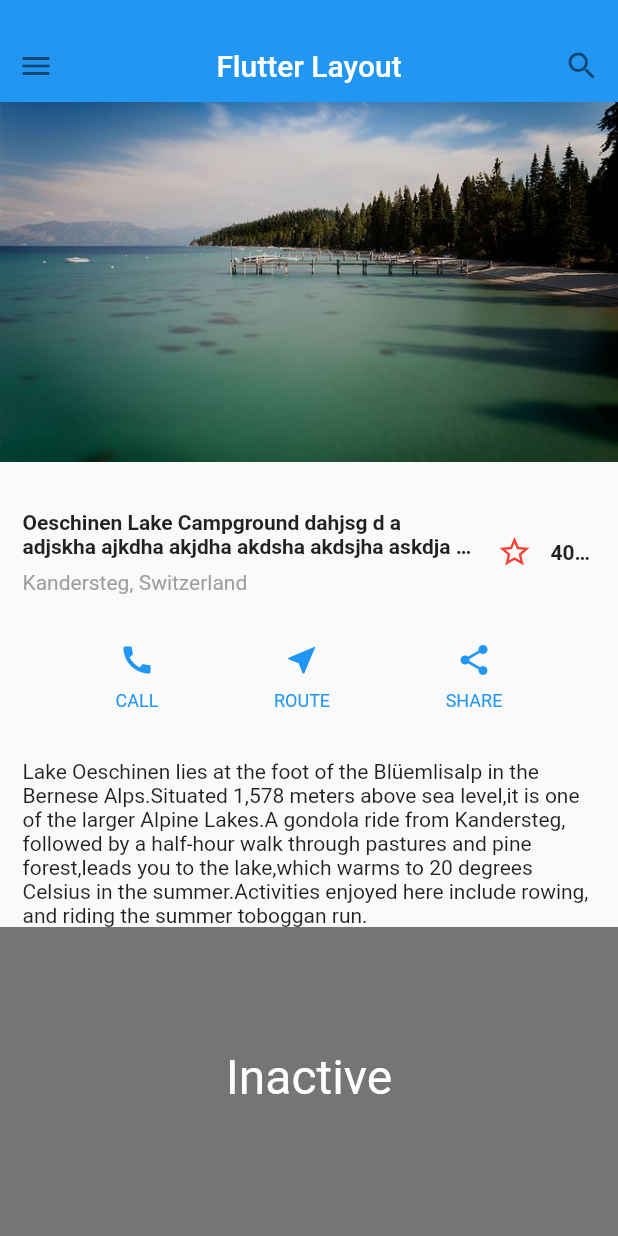
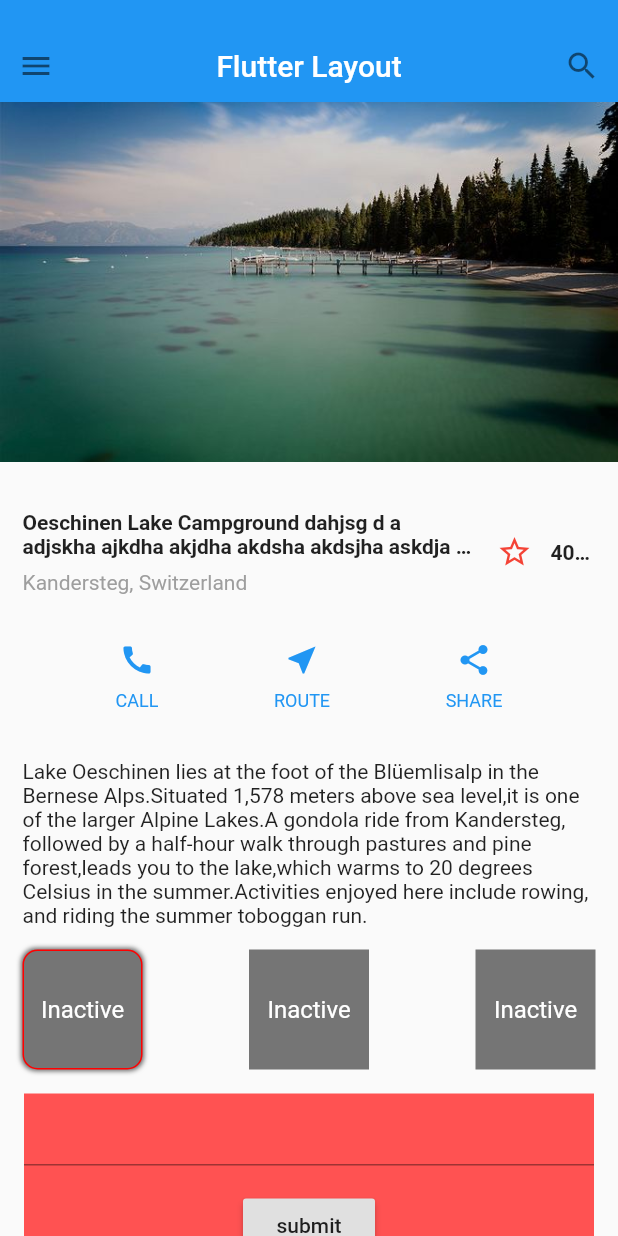
Before and after one commit to qijinfeng/FlutterLayout, a Flutter app: the screen it shows after launch, after a tap on the "star" icon, on a phone screen of 412 x 824 dp. Run offline on Flutter 3.47's test engine with Material 2 defaults, Android fonts, the phone set to English and light mode, and no system bars.

Commit message:
tap放在一行，实现大小的控制

```diff
--- a/lib/main.dart
+++ b/lib/main.dart
@@ -39,9 +39,7 @@ class MyApp extends StatelessWidget {
                     new TitleSectionWidget(),
                     new ButtonSectionWidget(),
                     new TextSectionWidget(),
-                    new TapBoxA(),
-                    new TapBParentWidget(),
-                    new TapCParentWidget(),
+                    new TapRow(),
                     new FormWidget(),
                   ],
                 ),
@@ -185,7 +183,8 @@ class TextSectionWidget extends StatelessWidget {
   @override
   Widget build(BuildContext context) {
     return new Container(
-      padding: const EdgeInsets.only(top: 32.0, left: 15.0, right: 15.0),
+      padding: const EdgeInsets.only(
+          top: 32.0, left: 15.0, right: 15.0, bottom: 15),
       child: new Text(
         '''Lake Oeschinen lies at the foot of the Blüemlisalp in the Bernese Alps.Situated 1,578 meters above sea level,it is one of the larger Alpine Lakes.A gondola ride from Kandersteg, followed by a half-hour walk through pastures and pine forest,leads you to the lake,which warms to 20 degrees Celsius in the summer.Activities enjoyed here include rowing, and riding the summer toboggan run.''',
         softWrap: true,
@@ -253,6 +252,28 @@ class _FavoriteWidgetState extends State<FavoriteWidget> {
   }
 }
 
+
+//-----------------------------Tap----------------------------------
+
+class TapRow extends StatelessWidget {
+  @override
+  Widget build(BuildContext context) {
+    return new Container(
+      margin: const EdgeInsets.symmetric(horizontal: 15),
+      child: Row(
+        mainAxisSize: MainAxisSize.min,
+        crossAxisAlignment: CrossAxisAlignment.center,
+        mainAxisAlignment: MainAxisAlignment.spaceBetween,
+        children: <Widget>[
+          new TapBoxA(),
+          new TapBParentWidget(),
+          new TapCParentWidget()
+        ],
+      ),
+    );
+  }
+}
+
 // TapBoxA 管理自身状态.
 
 //------------------------- TapBoxA ----------------------------------
@@ -283,12 +304,25 @@ class _TapBoxAState extends State<TapBoxA> {
         child: new Center(
           child: new Text(
             _active ? 'Active' : 'Inactive',
-              style: new TextStyle(fontSize: 32.0, color: Colors.white),
-            )),
-        width: 200,
-        height: 200,
+            style: new TextStyle(fontSize: 16.0, color: Colors.white),
+          ),
+        ),
+        width: 80,
+        height: 80,
         decoration: new BoxDecoration(
-            color: _active ? Colors.lightGreen[700] : Colors.grey[600]
+          //borderRadius: new BorderRadius.circular(20),
+          border: new Border.all(color: Color(0xFFFF0000), width: 1),
+          borderRadius: const BorderRadius.all(Radius.elliptical(10, 10)),
+          color: _active ? Colors.lightGreen[700] : Colors.grey[600],
+          // 生成俩层阴影，一层绿，一层黄， 阴影位置由offset决定,阴影模糊层度由blurRadius大小决定（大就更透明更扩散），阴影模糊大小由spreadRadius决定
+          boxShadow: [
+            BoxShadow(color: Color(0x99000000),
+                offset: Offset(0, 0),
+                //offset-x横向阴影的大小，正值阴影在右边，负值阴影在左边，0的时候阴影中盒子后面，看不见的，如果有blur-radius值会有模糊效果。offset-y,纵向阴影的大小
+                blurRadius: 2.0,
+                //阴影的模糊程度，值越大，阴影越模糊
+                spreadRadius: 1.0), //阴影的扩大缩小，正值时，阴影扩大；负值时，阴影缩小，默认为0，和盒子同样大
+          ],
         ),
       ),
     );
@@ -347,11 +381,11 @@ class TapBoxB extends StatelessWidget {
         child: new Center(
           child: new Text(
             active ? 'Active' : 'Inactive',
-            style: new TextStyle(fontSize: 32.0, color: Colors.white),
+            style: new TextStyle(fontSize: 16.0, color: Colors.white),
           ),
         ),
-        width: 200.0,
-        height: 200.0,
+        width: 80.0,
+        height: 80.0,
         decoration: new BoxDecoration(
           color: active ? Colors.lightGreen[700] : Colors.grey[600],
         ),
@@ -447,10 +481,10 @@ class _TapBoxCState extends State<TapBoxC> {
       child: new Container(
         child: new Center(
           child: new Text(widget.active ? 'Active' : 'Inactive',
-              style: new TextStyle(fontSize: 32.0, color: Colors.white)),
+              style: new TextStyle(fontSize: 16.0, color: Colors.white)),
         ),
-        width: 200.0,
-        height: 200.0,
+        width: 80.0,
+        height: 80.0,
         decoration: new BoxDecoration(
           color: widget.active ? Colors.lightGreen[700] : Colors.grey[600],
           border: _highlight ? new Border.all(
@@ -475,9 +509,15 @@ class _FormWidgetState extends State<FormWidget> {
 
   @override
   Widget build(BuildContext context) {
-    return new Form(
+    return
+      new Container(
+        decoration: new BoxDecoration(
+          color: Colors.redAccent
+        ),
+        margin: const EdgeInsets.all(16),
+        child: new Form(
           child: new Column(
-          crossAxisAlignment: CrossAxisAlignment.start,
+            crossAxisAlignment: CrossAxisAlignment.center,
             children: <Widget>[
               new TextFormField(
                 validator: (value) {
@@ -498,6 +538,8 @@ class _FormWidgetState extends State<FormWidget> {
                 ),
               )
             ],
-        ));
+          ),
+        ),
+      );
   }
 }
```
Lines whose indentation alone changed are shown as unchanged.
